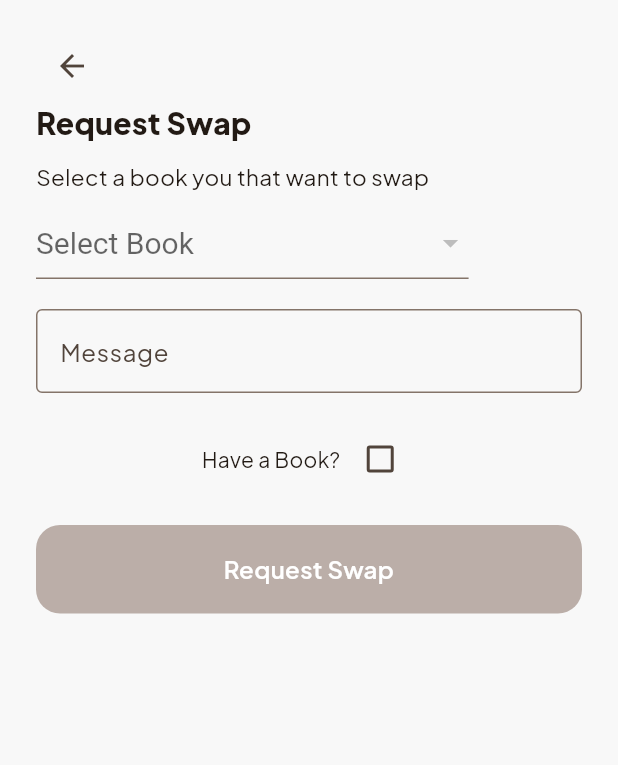
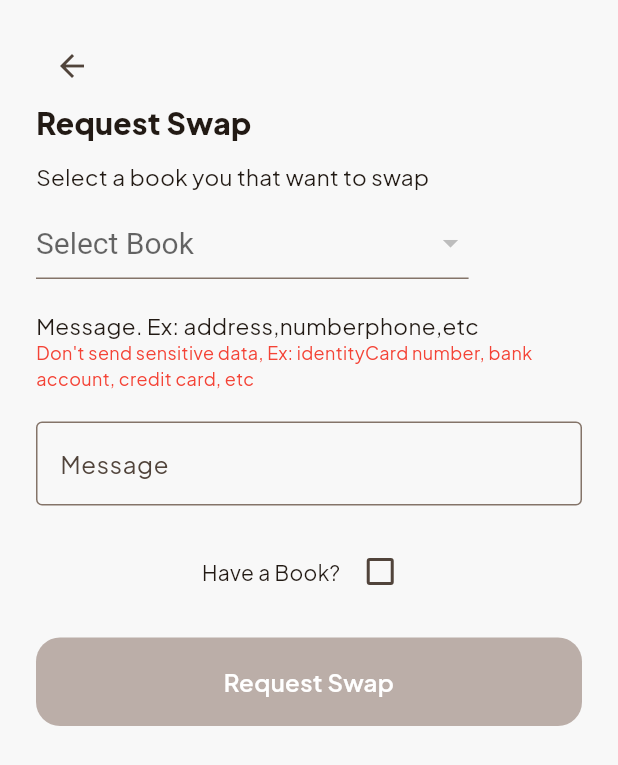
Before and after one commit to D09-PBP2023/bookpals_mobile, a Flutter app: the RequestSwap screen opened directly, on a phone screen of 412 x 824 dp. Shown: the top 765 px of the screen. Run offline on Flutter 3.47's test engine with Material 3 defaults, Android fonts, the phone set to English and light mode, and no system bars; our stand-ins replace lazy_load_scrollview, shared_preferences; accounts and stored records are empty; statements that could not run were skipped.

Commit message:
Fix Acceptor Message

```diff
--- a/lib/features/book-swap/screens/book_swap_request.dart
+++ b/lib/features/book-swap/screens/book_swap_request.dart
@@ -119,6 +119,28 @@ class _RequestSwapState extends State<RequestSwap> {
         ),
         const SizedBox(height: 20),
         // TextField Message
+        const Align(
+          alignment: Alignment.topLeft,
+          child: Text(
+            "Message. Ex: address,numberphone,etc",
+            style: TextStyle(
+              fontWeight: FontWeight.w400,
+              fontSize: 15,
+            ),
+          ),
+        ),
+        const Align(
+          alignment: Alignment.topLeft,
+          child: Text(
+            "Don't send sensitive data, Ex: identityCard number, bank account, credit card, etc",
+            style: TextStyle(
+              color: Colors.red,
+              fontWeight: FontWeight.w400,
+              fontSize: 12,
+            ),
+          ),
+        ),
+        const SizedBox(height: 20),
         TextFormField(
           validator: (value) {
             if (value == null || value.isEmpty) {
--- a/lib/features/book-swap/widgets/card/processed_swap_card.dart
+++ b/lib/features/book-swap/widgets/card/processed_swap_card.dart
@@ -183,7 +183,7 @@ class ProcessedCard extends StatelessWidget {
                 if (swap.fields.toMessage == "")
                   const Text("-")
                 else
-                  Text(swap.fields.fromMessage)
+                  Text(swap.fields.toMessage)
               ],
             )
           ],
```
